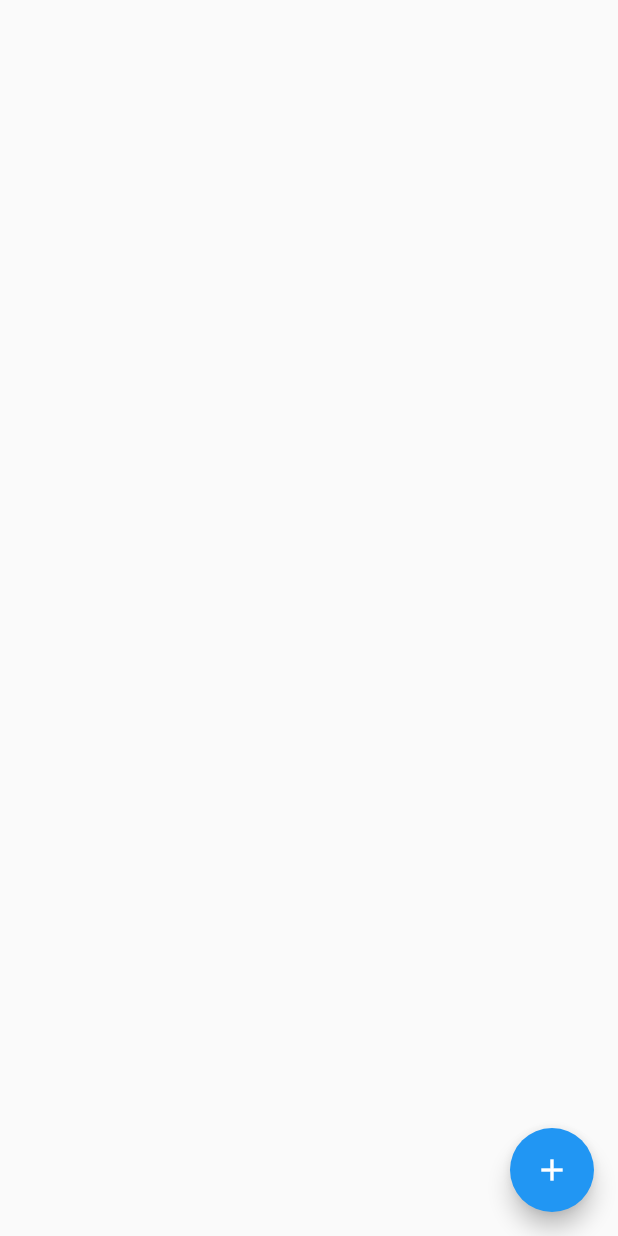
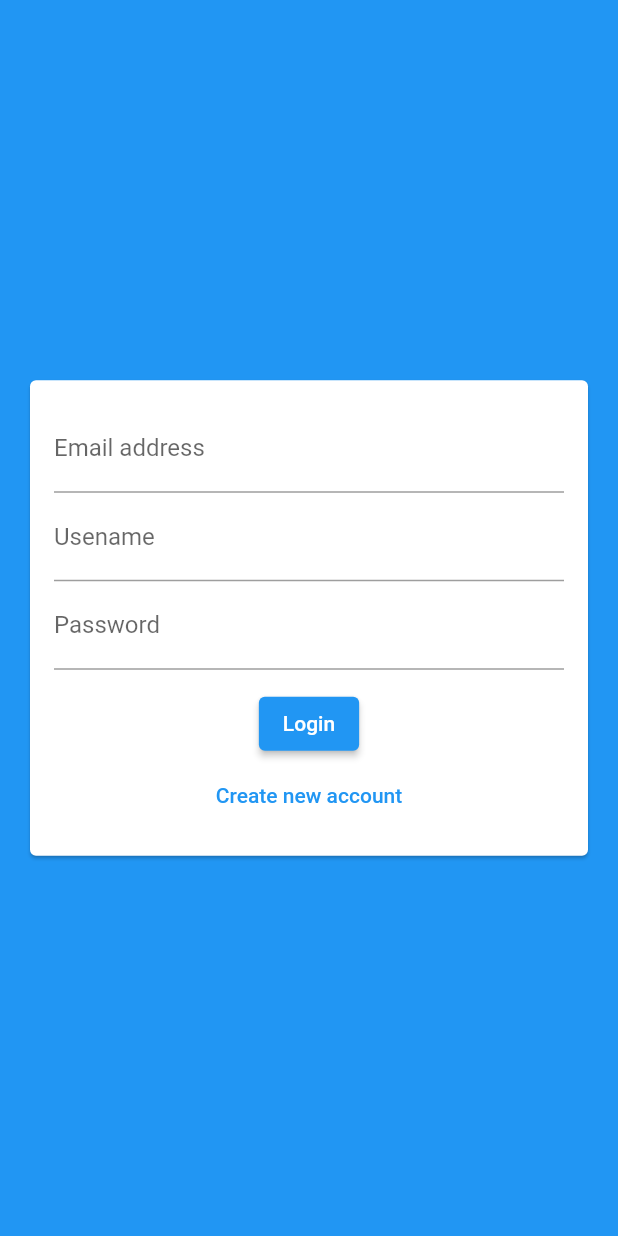
Before and after one commit to erwinmacaraig/flutter-notification-prj, a Flutter app: the screen it shows after launch, on a phone screen of 412 x 824 dp. Run offline on Flutter 3.47's test engine with Material 2 defaults, Android fonts, the phone set to English and light mode, and no system bars; our stand-ins replace cloud_firestore, firebase_core; accounts and stored records are empty.

Commit message:
Authentication Login Form implementation

```diff
--- a/lib/main.dart
+++ b/lib/main.dart
@@ -20,7 +20,7 @@
       theme: ThemeData(
         primarySwatch: Colors.blue,
       ),
-      home: ChatScreen(),
+      home: AuthScreen() //ChatScreen(),
     );
   }
 
--- a/lib/screens/auth_screen.dart
+++ b/lib/screens/auth_screen.dart
@@ -0,0 +1,22 @@
+import 'package:flutter/material.dart';
+
+import '../widgets/widgets.dart';
+
+class AuthScreen extends StatefulWidget {
+
+  @override
+  _AuthScreenState createState() => _AuthScreenState();
+
+
+}
+
+class _AuthScreenState extends State<AuthScreen>{
+
+  @override
+  Widget build(BuildContext context) {
+    return Scaffold(
+      backgroundColor: Theme.of(context).primaryColor,
+      body: AuthForm(),
+    );
+  }
+}
--- a/lib/screens/screens.dart
+++ b/lib/screens/screens.dart
@@ -1 +1,2 @@
 export 'chat_screen.dart';
+export 'auth_screen.dart';
--- /dev/null
+++ b/lib/widgets/auth/auth_form.dart
@@ -0,0 +1,42 @@
+import 'package:flutter/material.dart';
+
+class AuthForm extends StatefulWidget{
+
+  @override
+  _AuthFormState createState() => _AuthFormState();
+}
+
+class _AuthFormState extends State<AuthForm> {
+
+  @override
+  Widget build(BuildContext context) {
+    return Center(
+        child: Card(
+          margin: const EdgeInsets.all(20),
+          child: SingleChildScrollView(
+            child: Padding(padding: EdgeInsets.all(16),
+            child: Form(child: Column(
+              mainAxisSize: MainAxisSize.min, // make sure that the column does not take as much height as possible but take as much as needed
+              children: <Widget>[
+                TextFormField(
+                  keyboardType: TextInputType.emailAddress,
+                  decoration: const InputDecoration(
+                    labelText: 'Email address'
+                  )
+                ),
+                TextFormField(
+                  decoration: const InputDecoration(labelText: 'Usename'),
+                ),
+                TextFormField(
+                  decoration: const InputDecoration(labelText: 'Password'),
+                  obscureText: true,
+                ),
+                const SizedBox(height: 12,),
+                ElevatedButton(child: const Text('Login'),onPressed: (){}),
+                TextButton(child: const Text('Create new account'), onPressed: (){})
+              ]
+            ),),)
+          ),),
+      );
+  }
+}
--- /dev/null
+++ b/lib/widgets/widgets.dart
@@ -0,0 +1 @@
+export './auth/auth_form.dart';
```
